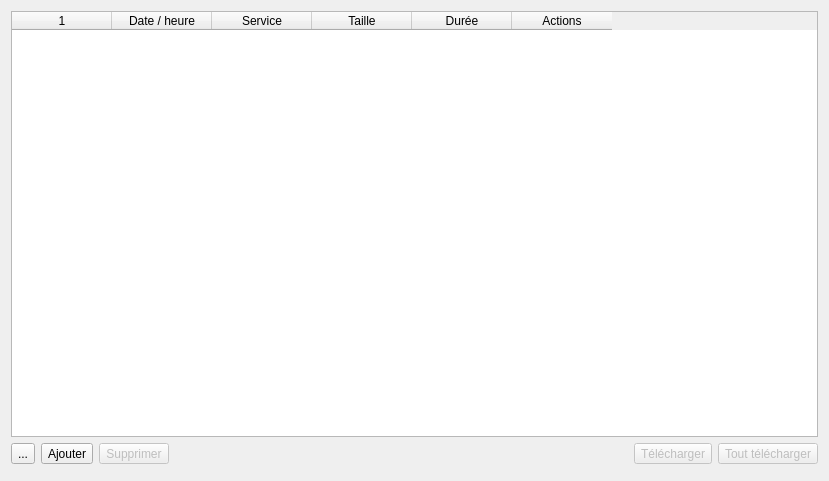
Old version of the form client/src/widgets/AssetsWidget.ui in the repository introlab/openteraplus.
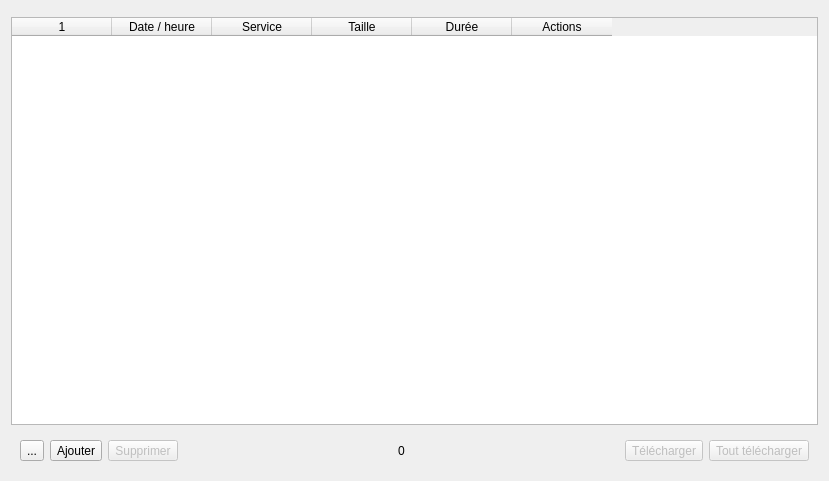
New version of the form. Icons and pictures are not drawn. Custom widgets are drawn as their Qt base class.

Commit message: Refs #33. Improved behavior when handling large amount of assets.

The edit to the form file:
```diff
--- a/client/src/widgets/AssetsWidget.ui
+++ b/client/src/widgets/AssetsWidget.ui
@@ -14,6 +14,9 @@
    <string>Form</string>
   </property>
   <layout class="QVBoxLayout" name="verticalLayout">
+   <item>
+    <widget class="ResultMessageWidget" name="wdgMessages" native="true"/>
+   </item>
    <item>
     <widget class="QTreeWidget" name="treeAssets">
      <property name="selectionMode">
@@ -85,6 +88,7 @@
     </widget>
    </item>
    <item>
+    <widget class="QFrame" name="frameButtons">
     <layout class="QHBoxLayout" name="horizontalLayout">
      <item>
       <widget class="QToolButton" name="btnExpandAll">
@@ -161,6 +165,26 @@
        </property>
       </widget>
      </item>
+      <item>
+       <spacer name="horizontalSpacer_2">
+        <property name="orientation">
+         <enum>Qt::Horizontal</enum>
+        </property>
+        <property name="sizeHint" stdset="0">
+         <size>
+          <width>40</width>
+          <height>20</height>
+         </size>
+        </property>
+       </spacer>
+      </item>
+      <item>
+       <widget class="QLabel" name="lblAssetsCount">
+        <property name="text">
+         <string>0</string>
+        </property>
+       </widget>
+      </item>
      <item>
       <spacer name="horizontalSpacer">
        <property name="orientation">
@@ -233,9 +257,7 @@
       </widget>
      </item>
     </layout>
-   </item>
-   <item>
-    <widget class="ResultMessageWidget" name="wdgMessages" native="true"/>
+    </widget>
    </item>
   </layout>
  </widget>
```
Lines whose indentation alone changed are shown as unchanged. The commit also changes 6 other files.
